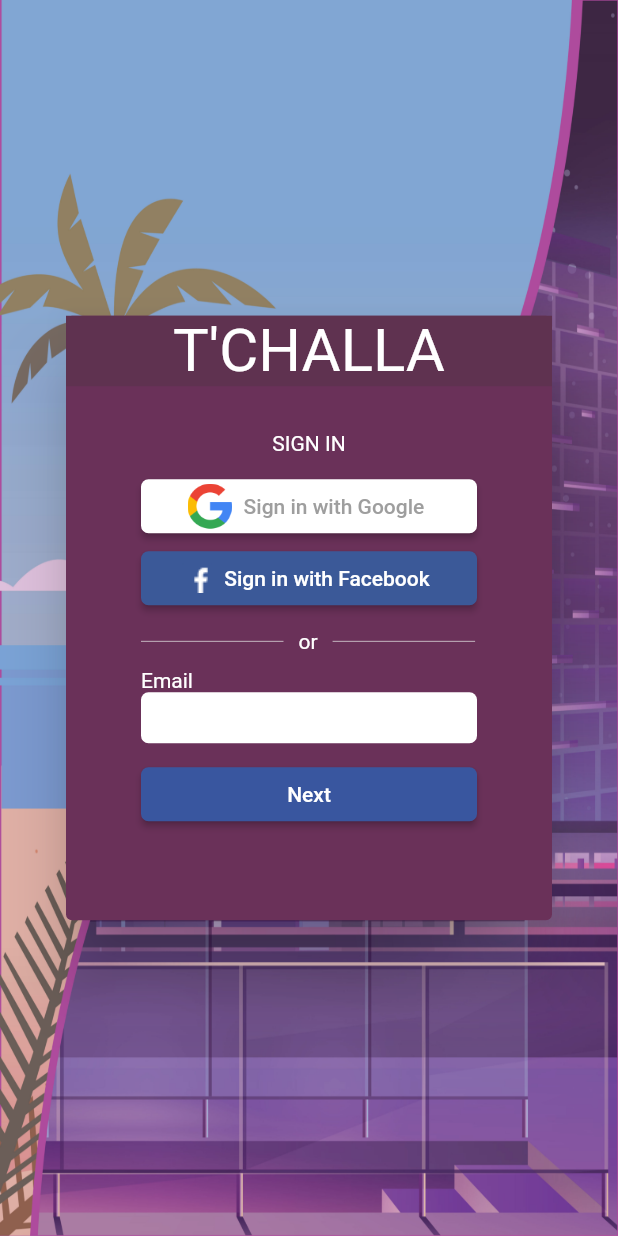
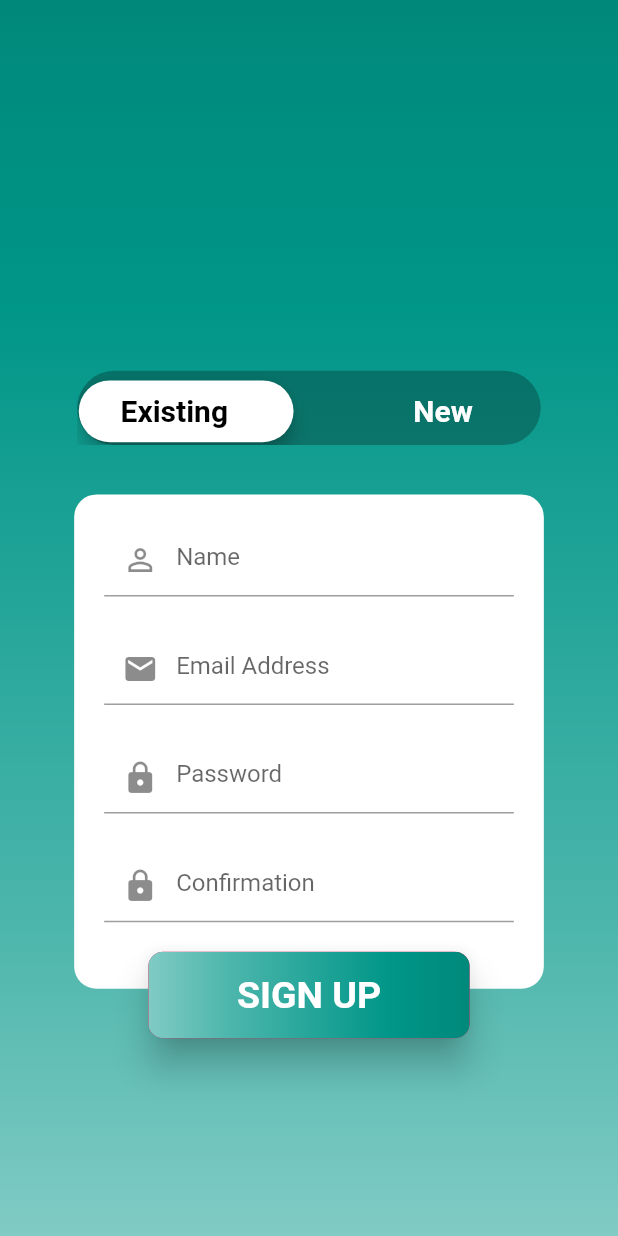
Before and after one commit to gaellabreu/tachartas-mobile, a Flutter app: the screen it shows after launch, on a phone screen of 412 x 824 dp. Run offline on Flutter 3.47's test engine with Material 2 defaults, Android fonts, the phone set to English and light mode, and no system bars; our stand-ins replace firebase_auth, google_sign_in; accounts and stored records are empty.

Commit message:
started login and register page, now at 80% of design done

```diff
--- /dev/null
+++ b/lib/components/design_utils.dart
@@ -0,0 +1,4 @@
+import 'package:flutter/material.dart';
+
+roundedBoxDecoration({Color color = Colors.white}) =>
+    BoxDecoration(borderRadius: BorderRadius.circular(5), color: color);
--- a/lib/main.dart
+++ b/lib/main.dart
@@ -1,5 +1,5 @@
 import 'package:flutter/material.dart';
-import './pages/login.dart';
+import './screens/login/login.dart';
 
 void main() => runApp(MyApp());
 
@@ -7,11 +7,12 @@ class MyApp extends StatelessWidget {
   @override
   Widget build(BuildContext context) {
     return MaterialApp(
-      title: 'Flutter Demo',
+      title: 'Tachartas',
       theme: ThemeData(
-        primarySwatch: Colors.blue,
+        primarySwatch: Colors.pink,
+        accentColor: Colors.pinkAccent
       ),
-      home: Scaffold(body: Login(),),
+      home: Scaffold(body: Login(), backgroundColor: Colors.grey[300], resizeToAvoidBottomPadding: false,),
     );
   }
 }
--- a/lib/pages/login.dart
+++ /dev/null
@@ -1,136 +0,0 @@
-import 'package:flutter/material.dart';
-import 'package:flutter/cupertino.dart';
-
-import '../google_sign_in.dart';
-
-class Login extends StatelessWidget {
-  @override
-  Widget build(BuildContext context) {
-    void _showDialog(String username) {
-      showDialog(
-          context: context,
-          builder: (BuildContext context) => AlertDialog(
-              title: const Text('Logged in with google'),
-              content: Text('Welcome $username')));
-    }
-
-    return Stack(
-      children: <Widget>[
-        Container(
-            foregroundDecoration: const BoxDecoration(
-                image: DecorationImage(
-                    image: AssetImage('assets/login_background.jpg'),
-                    fit: BoxFit.fill))),
-        Align(
-          alignment: Alignment.center,
-          child: Padding(
-            padding: const EdgeInsets.only(left: 40, right: 40),
-            child: Card(
-                elevation: 20,
-                color: Color.fromRGBO(106, 49, 89, 1),
-                child: Column(
-                  mainAxisSize: MainAxisSize.min,
-                  children: <Widget>[
-                    Container(
-                        color: Color.fromRGBO(95, 50, 80, 1),
-                        width: double.infinity,
-                        child: Center(
-                            child: const Text(
-                          "T'CHALLA",
-                          style: TextStyle(color: Colors.white, fontSize: 40),
-                        ))),
-                    Container(height: 30),
-                    Padding(
-                      padding: const EdgeInsets.only(left: 50, right: 50),
-                      child: Column(
-                        mainAxisSize: MainAxisSize.min,
-                        children: <Widget>[
-                          Center(
-                              child: const Text(
-                            'SIGN IN',
-                            style: TextStyle(color: Colors.white),
-                          )),
-                          Container(height: 10),
-                          FractionallySizedBox(
-                              widthFactor: 1,
-                              child: RaisedButton.icon(
-                                  icon: Image.asset(
-                                    'assets/google_logo.png',
-                                    height: 30,
-                                    alignment: Alignment.bottomLeft,
-                                  ),
-                                  label: const Text('Sign in with Google'),
-                                  shape: RoundedRectangleBorder(
-                                      borderRadius:
-                                          BorderRadiusDirectional.circular(5)),
-                                  color: Colors.white,
-                                  textColor: Colors.grey,
-                                  onPressed: () async {
-                                    var user = await signInWithGoogle();
-                                    _showDialog(user.displayName);
-                                  })),
-                          FractionallySizedBox(
-                            widthFactor: 1,
-                            child: RaisedButton.icon(
-                              label: const Text('Sign in with Facebook'),
-                              icon: Image.asset('assets/facebook.png'),
-                              shape: RoundedRectangleBorder(
-                                  borderRadius:
-                                      BorderRadiusDirectional.circular(5)),
-                              color: Color.fromRGBO(59, 89, 152, 1),
-                              textColor: Colors.white,
-                              onPressed: () => signOutGoogle(),
-                            ),
-                          ),
-                          Container(height: 10),
-                          Row(children: <Widget>[
-                            Container(
-                                color: Colors.grey[300],
-                                width: 95,
-                                height: 0.5),
-                            Padding(
-                                padding: EdgeInsets.only(right: 10, left: 10),
-                                child: const Text(
-                                  'or',
-                                  style: TextStyle(color: Colors.white),
-                                )),
-                            Container(
-                                color: Colors.grey[300],
-                                width: 95,
-                                height: 0.5),
-                          ]),
-                          Container(height: 10),
-                          Align(
-                              child: const Text('Email',
-                                  style: TextStyle(color: Colors.white)),
-                              alignment: Alignment.centerLeft),
-                          CupertinoTextField(
-                            decoration: BoxDecoration(
-                                color: Colors.white,
-                                borderRadius:
-                                    BorderRadiusDirectional.circular(5)),
-                          ),
-                          Container(height: 10),
-                          FractionallySizedBox(
-                              widthFactor: 1,
-                              child: RaisedButton(
-                                child: const Text('Next'),
-                                shape: RoundedRectangleBorder(
-                                    borderRadius:
-                                        BorderRadiusDirectional.circular(5)),
-                                color: Color.fromRGBO(57, 86, 159, 1),
-                                textColor: Colors.white,
-                                onPressed: () => {},
-                              )),
-                          Container(height: 60),
-                        ],
-                      ),
-                    ),
-                  ],
-                )),
-          ),
-        )
-      ],
-    );
-  }
-}
--- /dev/null
+++ b/lib/screens/login/components/toggler.dart
@@ -0,0 +1,66 @@
+import 'package:flutter/material.dart';
+
+class Toggler extends StatefulWidget {
+  @override
+  _TogglerState createState() => _TogglerState();
+}
+
+class _TogglerState extends State<Toggler> {
+  bool toggleValue = false;
+  @override
+  Widget build(BuildContext context) {
+    return InkWell(
+      onTap: () => toggleButton(),
+          child: AnimatedContainer(
+        curve: Curves.fastLinearToSlowEaseIn,
+        duration: Duration(milliseconds: 500),
+        height: MediaQuery.of(context).size.height * 0.06,
+        width: MediaQuery.of(context).size.width * 0.75,
+        decoration: BoxDecoration(
+            borderRadius: BorderRadius.circular(50), color: Colors.black26),
+        child: Stack(
+          children: <Widget>[
+            AnimatedPositioned(
+              curve: Curves.fastLinearToSlowEaseIn,
+              duration: Duration(milliseconds: 500),
+              top: 3,
+              left: toggleValue ? MediaQuery.of(context).size.width * 0.4 : 1,
+              right: toggleValue ? 1 : MediaQuery.of(context).size.width * 0.4,
+              child: AnimatedSwitcher(
+                duration: Duration(milliseconds: 500),
+                child: ButtonTheme(
+                  buttonColor: Colors.white,
+                  height: MediaQuery.of(context).size.height * 0.05,
+                  minWidth: MediaQuery.of(context).size.height * 0.3,
+                  child: RaisedButton(
+                      onPressed: () => toggleButton(),
+                      elevation: 5,
+                      shape: RoundedRectangleBorder(
+                          borderRadius: BorderRadius.circular(50.0))),
+                ),
+              ),
+            ),
+            Positioned(
+                left: MediaQuery.of(context).size.width * 0.07,
+                top: 15,
+                child: Text('Existing',
+                    style: TextStyle(
+                        fontSize: 20,
+                        color: toggleValue? Colors.white : Colors.black,
+                        fontWeight: FontWeight.bold))),
+            Positioned(
+                right: MediaQuery.of(context).size.width * 0.11,
+                top: 15,
+                child: Text('New',
+                    style: TextStyle(
+                        fontSize: 20,
+                        color: toggleValue? Colors.black : Colors.white,
+                        fontWeight: FontWeight.bold)))
+          ],
+        ),
+      ),
+    );
+  }
+
+  toggleButton() => this.setState(() => toggleValue = !toggleValue);
+}
--- /dev/null
+++ b/lib/screens/login/login.dart
@@ -0,0 +1,179 @@
+import 'package:flutter/material.dart';
+import 'package:flutter/cupertino.dart';
+import '../events/event_list.dart';
+import '../login/components/toggler.dart';
+
+class Login extends StatefulWidget {
+  @override
+  _LoginState createState() => _LoginState();
+}
+
+class _LoginState extends State<Login> {
+  @override
+  Widget build(BuildContext context) {
+    return Container(
+        decoration: BoxDecoration(
+            gradient: LinearGradient(
+                begin: Alignment.bottomCenter,
+                end: Alignment.topCenter,
+                colors: [
+              Colors.teal[200],
+              Colors.teal[300],
+              Colors.teal[400],
+              Colors.teal[500],
+              Colors.teal[600],
+            ])),
+        child: Stack(
+          children: <Widget>[
+            Center(
+              child: const Text('hi'),
+            ),
+            Positioned(
+              top: MediaQuery.of(context).size.height * 0.4,
+              left: MediaQuery.of(context).size.height * 0.06,
+              right: MediaQuery.of(context).size.height * 0.06,
+              child: Container(
+                decoration: BoxDecoration(
+                  color: Colors.white,
+                  borderRadius: BorderRadius.circular(15),
+                ),
+                height: MediaQuery.of(context).size.height * 0.4,
+                width: MediaQuery.of(context).size.height * 0.1,
+                child: Padding(
+                  padding: const EdgeInsets.all(20),
+                  child: Form(
+                    child: Column(
+                      children: <Widget>[
+                      TextFormField(
+                        decoration: InputDecoration(
+                          prefixIcon: Icon(Icons.person_outline),
+                          hintText: 'Name'),
+                      ),
+                      Spacer(),
+                      TextFormField(
+                        decoration: InputDecoration(
+                          prefixIcon: Icon(Icons.email),
+                          hintText: 'Email Address')
+                      ),
+                      Spacer(),
+                      TextFormField(
+                        obscureText: true,
+                        decoration: InputDecoration(
+                          prefixIcon: Icon(Icons.lock),
+                          hintText: 'Password')
+                      ),
+                      Spacer(),
+                      TextFormField(
+                        obscureText: true,
+                        decoration: InputDecoration(
+                          prefixIcon: Icon(Icons.lock),
+                          hintText: 'Confirmation')
+                      ),
+                      Spacer(),
+                    ],),
+                  ),
+                ),
+              ),
+            ),
+            Positioned(
+              top: MediaQuery.of(context).size.height * 0.77,
+              left: MediaQuery.of(context).size.height * 0.12,
+              right: MediaQuery.of(context).size.height * 0.12,
+              child: ButtonTheme(
+                height: MediaQuery.of(context).size.height * 0.07,
+                child: RaisedButton(
+
+                  elevation: 10,
+                  onPressed: () {},
+                  shape: RoundedRectangleBorder(
+                      borderRadius: BorderRadius.circular(10.0)),
+                  padding: const EdgeInsets.all(0.0),
+                  child: Ink(
+                    decoration: BoxDecoration(
+                      gradient: LinearGradient(
+                          begin: Alignment.centerLeft,
+                          end: Alignment.centerRight,
+                          colors: [
+                            Colors.teal[200],
+                            Colors.teal[300],
+                            Colors.teal[400],
+                            Colors.teal[500],
+                            Colors.teal[600],
+                          ]),
+                      borderRadius: BorderRadius.circular(10),
+                    ),
+                    child: Container(
+                      constraints: BoxConstraints(
+                          minWidth: 88.0,
+                          minHeight: MediaQuery.of(context).size.height *
+                              0.07), // min sizes for Material buttons
+                      alignment: Alignment.center,
+                      child: const Text(
+                        'SIGN UP',
+                        textAlign: TextAlign.center,
+                        style: TextStyle(
+                          color: Colors.white,
+                          fontSize: 25,
+                          fontWeight: FontWeight.bold),
+                      ),
+                    ),
+                  ),
+                ),
+              ),
+            ),
+            Positioned(
+              top: MediaQuery.of(context).size.height * 0.3,
+              left: MediaQuery.of(context).size.width * 0.125,
+              child: Toggler()),
+          ],
+        ));
+  }
+}
+
+void _goToEventList(BuildContext context) => Navigator.push(
+    context, MaterialPageRoute(builder: (context) => EventList()));
+
+InputDecoration _inputDecoration({String hint, IconData icon}) =>
+    InputDecoration(
+        fillColor: Colors.white,
+        filled: true,
+        suffixIcon: Icon(icon),
+        hintText: hint,
+        focusedBorder: OutlineInputBorder(
+            borderSide: BorderSide(color: Colors.purple),
+            borderRadius: BorderRadius.circular(25)),
+        enabledBorder: OutlineInputBorder(
+            borderSide: BorderSide(color: Colors.white70),
+            borderRadius: BorderRadius.circular(25)));
+
+class MyClipper extends CustomClipper<Path> {
+  @override
+  Path getClip(Size size) {
+    var path = new Path();
+    path.lineTo(0, 0);
+    path.lineTo(0, size.height * 0.7);
+    path.cubicTo(size.width * 0.01, size.height * 0.5, size.width,
+        size.height * 0.5, size.width, size.height * 0.3);
+    path.lineTo(size.width, 0);
+    return path;
+  }
+
+  @override
+  bool shouldReclip(CustomClipper<Path> oldClipper) => false;
+}
+
+class MyOtherClipper extends CustomClipper<Path> {
+  @override
+  Path getClip(Size size) {
+    var path = new Path();
+
+    path.moveTo(size.width, 0);
+    path.moveTo(size.width, 0);
+    path.cubicTo(size.width, size.height * 0.4, size.width * 0.1,
+        size.height * 0.5, size.width, size.height * 1.1);
+    return path;
+  }
+
+  @override
+  bool shouldReclip(CustomClipper<Path> oldClipper) => false;
+}
--- a/pubspec.yaml
+++ b/pubspec.yaml
@@ -22,6 +22,7 @@ dependencies:
 
   firebase_auth: ^0.14.0+9
   google_sign_in: ^4.0.14
+  http: ^0.12.0+2
 
   # The following adds the Cupertino Icons font to your application.
   # Use with the CupertinoIcons class for iOS style icons.
@@ -52,6 +53,7 @@ flutter:
    - assets/gmail.png
    - assets/facebook.png
    - assets/google_logo.png
+   - assets/login_party.jpg
   #  - images/a_dot_ham.jpeg
 
   # An image asset can refer to one or more resolution-specific "variants", see
```
Also changed, not shown: lib/screens/events/event_list.dart (added, +40 -0 lines), lib/screens/login/components/facebook_sign_in.dart (added, +22 -0 lines), lib/screens/login/components/google_sign_in_button.dart (added, +23 -0 lines), lib/services/authentication.dart (added, +27 -0 lines), lib/widgets/login_with_google_button.dart (deleted, +0 -46 lines), assets/facebook.png, assets/login_party.jpg (added), pubspec.lock, 3 other files.
